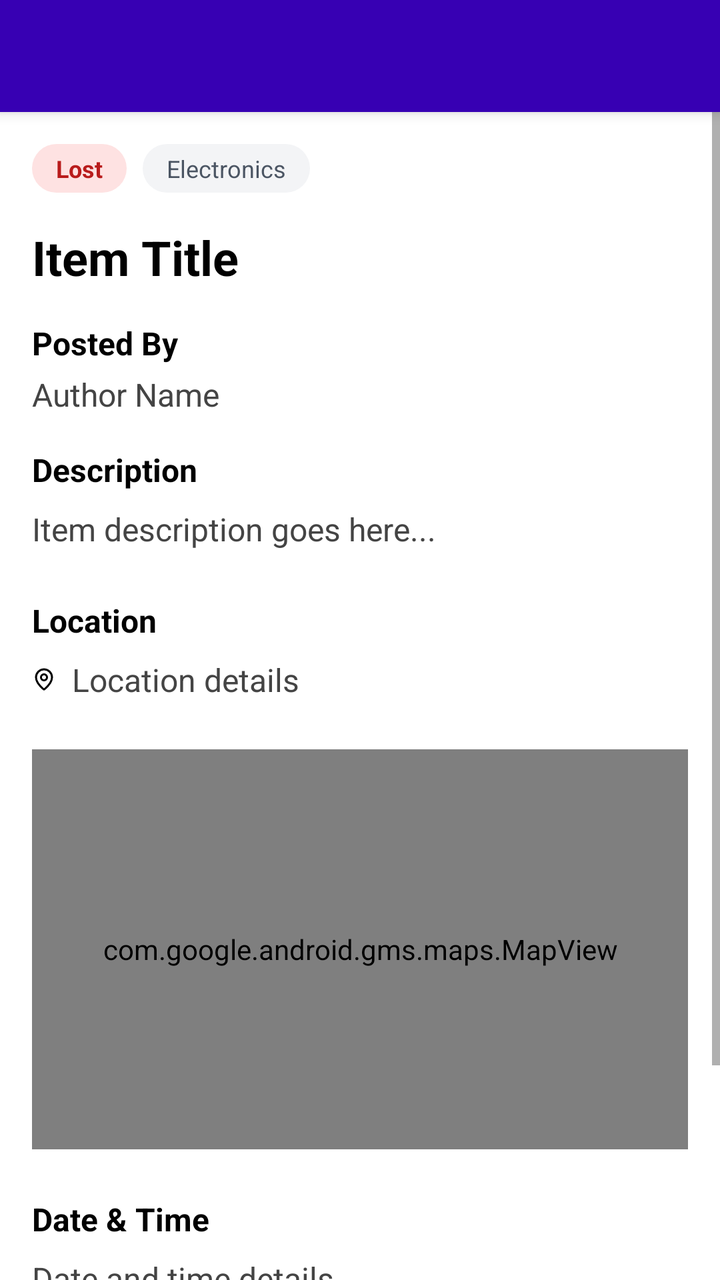
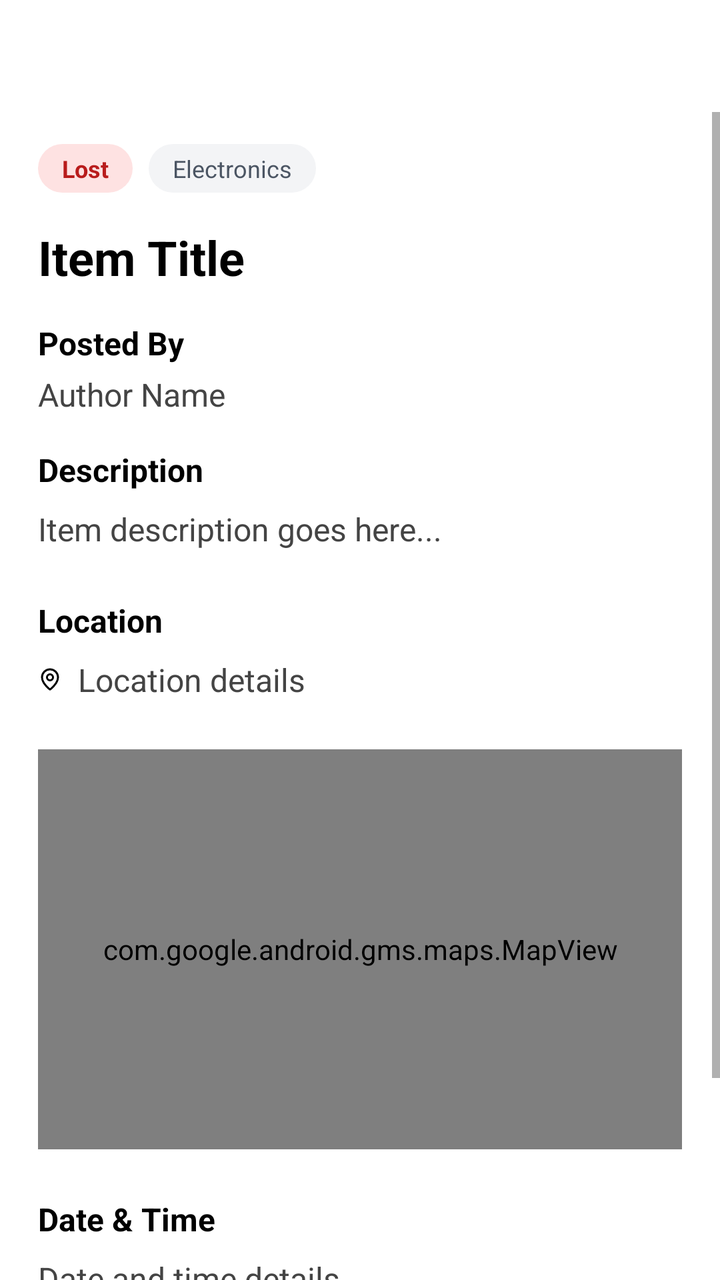

Screens rendered from an Android XML layout before and after an edit, with the pre-edit source and the edit as a unified diff.
<!-- AndroidManifest.xml: application theme Theme.WatUFound -->
<!-- res/layout/fragment_post_details.xml -->
<?xml version="1.0" encoding="utf-8"?>
<androidx.constraintlayout.widget.ConstraintLayout xmlns:android="http://schemas.android.com/apk/res/android"
    xmlns:app="http://schemas.android.com/apk/res-auto"
    xmlns:tools="http://schemas.android.com/tools"
    android:layout_width="match_parent"
    android:layout_height="match_parent"
    android:background="@color/white"
    tools:context=".ui.post.PostDetailsFragment">

    <androidx.appcompat.widget.Toolbar
        android:id="@+id/toolbar"
        android:layout_width="match_parent"
        android:layout_height="?attr/actionBarSize"
        android:background="@color/purple_700"
        android:elevation="4dp"
        android:theme="@style/ThemeOverlay.AppCompat.Dark.ActionBar"
        app:layout_constraintTop_toTopOf="parent"
        app:layout_constraintStart_toStartOf="parent"
        app:layout_constraintEnd_toEndOf="parent"
        app:popupTheme="@style/ThemeOverlay.AppCompat.Light" />

    <ScrollView
        android:layout_width="match_parent"
        android:layout_height="0dp"
        android:fillViewport="true"
        app:layout_constraintTop_toBottomOf="@id/toolbar"
        app:layout_constraintBottom_toBottomOf="parent"
        app:layout_constraintStart_toStartOf="parent"
        app:layout_constraintEnd_toEndOf="parent">

        <LinearLayout
            android:layout_width="match_parent"
            android:layout_height="wrap_content"
            android:orientation="vertical"
            android:padding="16dp">

            
            <ImageView
                android:id="@+id/imagePost"
                android:layout_width="match_parent"
                android:layout_height="220dp"
                android:scaleType="centerCrop"
                android:adjustViewBounds="true"
                android:layout_marginBottom="16dp"
                android:background="@drawable/rounded_card_background"
                android:contentDescription="Post image preview"
                android:visibility="gone" />

            <LinearLayout
                android:layout_width="match_parent"
                android:layout_height="wrap_content"
                android:orientation="horizontal"
                android:gravity="start|center_vertical"
                android:layout_marginBottom="16dp">

                <TextView
                    android:id="@+id/tagStatus"
                    android:layout_width="wrap_content"
                    android:layout_height="wrap_content"
                    android:text="Lost"
                    android:textColor="@color/lost_text"
                    android:background="@drawable/tag_lost_bg"
                    android:paddingLeft="12dp"
                    android:paddingRight="12dp"
                    android:paddingTop="4dp"
                    android:paddingBottom="4dp"
                    android:textStyle="bold"
                    android:textSize="12sp"
                    android:layout_marginEnd="8dp" />

                <TextView
                    android:id="@+id/tagCategory"
                    android:layout_width="wrap_content"
                    android:layout_height="wrap_content"
                    android:text="Electronics"
                    android:textColor="@color/category_text"
                    android:background="@drawable/tag_category_bg"
                    android:paddingLeft="12dp"
                    android:paddingRight="12dp"
                    android:paddingTop="4dp"
                    android:paddingBottom="4dp"
                    android:textSize="12sp" />
            </LinearLayout>

            <TextView
                android:id="@+id/textTitle"
                android:layout_width="match_parent"
                android:layout_height="wrap_content"
                android:text="Item Title"
                android:textStyle="bold"
                android:textSize="24sp"
                android:textColor="@color/black"
                android:layout_marginBottom="16dp" />

            
            <TextView
                android:layout_width="match_parent"
                android:layout_height="wrap_content"
                android:text="Posted By"
                android:textStyle="bold"
                android:textSize="16sp"
                android:textColor="@color/black"
                android:layout_marginBottom="4dp" />
            <TextView
                android:id="@+id/textPostedBy"
                android:layout_width="match_parent"
                android:layout_height="wrap_content"
                android:text="Author Name"
                android:textSize="16sp"
                android:textColor="#444444"
                android:layout_marginBottom="16dp" />

            <TextView
                android:layout_width="match_parent"
                android:layout_height="wrap_content"
                android:text="Description"
                android:textStyle="bold"
                android:textSize="16sp"
                android:textColor="@color/black"
                android:layout_marginBottom="8dp" />

            <TextView
                android:id="@+id/textDescription"
                android:layout_width="match_parent"
                android:layout_height="wrap_content"
                android:text="Item description goes here..."
                android:textSize="16sp"
                android:textColor="#444444"
                android:layout_marginBottom="24dp" />

            <TextView
                android:layout_width="match_parent"
                android:layout_height="wrap_content"
                android:text="Location"
                android:textStyle="bold"
                android:textSize="16sp"
                android:textColor="@color/black"
                android:layout_marginBottom="8dp" />

            <TextView
                android:id="@+id/textLocation"
                android:layout_width="match_parent"
                android:layout_height="wrap_content"
                android:text="Location details"
                android:textSize="16sp"
                android:textColor="#444444"
                android:drawableLeft="@drawable/ic_map_pin"
                android:drawablePadding="8dp"
                android:layout_marginBottom="24dp" />

            
            <com.google.android.gms.maps.MapView
                android:id="@+id/mapViewPreview"
                android:layout_width="match_parent"
                android:layout_height="200dp"
                android:layout_marginBottom="24dp" />

            <TextView
                android:layout_width="match_parent"
                android:layout_height="wrap_content"
                android:text="Date &amp; Time"
                android:textStyle="bold"
                android:textSize="16sp"
                android:textColor="@color/black"
                android:layout_marginBottom="8dp" />

            <TextView
                android:id="@+id/textDateTime"
                android:layout_width="match_parent"
                android:layout_height="wrap_content"
                android:text="Date and time details"
                android:textSize="16sp"
                android:textColor="#444444"
                android:layout_marginBottom="24dp" />

            <Button
                android:id="@+id/buttonContact"
                android:layout_width="match_parent"
                android:layout_height="wrap_content"
                android:text="Contact Owner"
                android:textSize="16sp"
                android:textColor="@color/white"
                android:backgroundTint="@color/purple_700"
                android:padding="16dp"
                android:layout_marginTop="16dp" />

        </LinearLayout>
    </ScrollView>

</androidx.constraintlayout.widget.ConstraintLayout>
<!-- resources referenced by this layout -->
<resources>
  <color name="black">#FF000000</color>
  <color name="category_text">#4b5563</color>
  <color name="lost_text">#b91c1c</color>
  <color name="purple_700">#FF3700B3</color>
  <color name="white">#FFFFFFFF</color>
  <!-- drawable ic_map_pin (drawable) -->
  <vector xmlns:android="http://schemas.android.com/apk/res/android"
      android:width="12dp"
      android:height="12dp"
      android:viewportWidth="24"
      android:viewportHeight="24"
      android:tint="?attr/colorOnSurface">
    <path
        android:fillColor="@android:color/transparent"
        android:pathData="M20,10c0,4.993 -5.539,10.193 -7.399,11.799a1,1 0,0 1,-1.202,0C9.539,20.193 4,14.993 4,10a8,8 0,0 1,16 0z"
        android:strokeColor="?attr/colorOnSurface"
        android:strokeWidth="2"
        android:strokeLineCap="round"
        android:strokeLineJoin="round"/>
    <path
        android:fillColor="@android:color/transparent"
        android:pathData="M12,10m-3,0a3,3 0,1 1,6 0a3,3 0,1 1,-6 0"
        android:strokeColor="?attr/colorOnSurface"
        android:strokeWidth="2"
        android:strokeLineCap="round"
        android:strokeLineJoin="round"/>
  </vector>
  <!-- drawable rounded_card_background (drawable) -->
  <?xml version="1.0" encoding="utf-8"?>
  <shape xmlns:android="http://schemas.android.com/apk/res/android"
      android:shape="rectangle">
      <solid android:color="#F8F9FA" />
      <corners android:radius="12dp" />
  </shape>
  <!-- drawable tag_category_bg (drawable) -->
  <?xml version="1.0" encoding="utf-8"?>
  <shape xmlns:android="http://schemas.android.com/apk/res/android"
      android:shape="rectangle">
      <solid android:color="@color/category_background" />
      <corners android:radius="16dp" />
  </shape>
  <!-- drawable tag_lost_bg (drawable) -->
  <?xml version="1.0" encoding="utf-8"?>
  <shape xmlns:android="http://schemas.android.com/apk/res/android"
      android:shape="rectangle">
      <solid android:color="@color/lost_background" />
      <corners android:radius="16dp" />
  </shape>
  <style name="Theme.WatUFound" parent="Theme.MaterialComponents.DayNight.NoActionBar">
          
          <item name="colorPrimary">@color/purple_500</item>
          <item name="colorPrimaryVariant">@color/purple_700</item>
          <item name="colorOnPrimary">@color/white</item>
          
          <item name="colorSecondary">@color/teal_200</item>
          <item name="colorSecondaryVariant">@color/teal_700</item>
          <item name="colorOnSecondary">@color/black</item>
          
          <item name="android:statusBarColor">?attr/colorPrimaryVariant</item>
          
      </style>
  <color name="category_background">#f3f4f6</color>
  <color name="lost_background">#fee2e2</color>
  <color name="purple_500">#FF6200EE</color>
  <color name="teal_200">#FF03DAC5</color>
  <color name="teal_700">#FF018786</color>
</resources>

<!-- the commit's change to res/layout/fragment_post_details.xml (unified diff, before → after) -->
@@ -11,13 +11,12 @@
         android:id="@+id/toolbar"
         android:layout_width="match_parent"
         android:layout_height="?attr/actionBarSize"
-        android:background="@color/purple_700"
-        android:elevation="4dp"
-        android:theme="@style/ThemeOverlay.AppCompat.Dark.ActionBar"
+        android:background="@color/white"
+        android:theme="@style/Theme.AppCompat.Light"
         app:layout_constraintTop_toTopOf="parent"
         app:layout_constraintStart_toStartOf="parent"
         app:layout_constraintEnd_toEndOf="parent"
-        app:popupTheme="@style/ThemeOverlay.AppCompat.Light" />
+        app:popupTheme="@style/Theme.AppCompat.Light" />
 
     <ScrollView
         android:layout_width="match_parent"
@@ -32,7 +31,9 @@
             android:layout_width="match_parent"
             android:layout_height="wrap_content"
             android:orientation="vertical"
-            android:padding="16dp">
+            android:padding="16dp"
+            android:layout_marginStart="3dp"
+            android:layout_marginEnd="3dp">
 
             
             <ImageView
@@ -177,12 +178,15 @@
                 android:id="@+id/buttonContact"
                 android:layout_width="match_parent"
                 android:layout_height="wrap_content"
-                android:text="Contact Owner"
-                android:textSize="16sp"
+                android:text="Start Conversation"
+                android:textSize="12sp"
                 android:textColor="@color/white"
-                android:backgroundTint="@color/purple_700"
-                android:padding="16dp"
-                android:layout_marginTop="16dp" />
+                android:background="@drawable/contact_button_background"
+                android:padding="12dp"
+                android:layout_marginTop="16dp"
+                android:drawableLeft="@drawable/ic_message_circle"
+                android:drawablePadding="2dp"
+                android:gravity="center" />
 
         </LinearLayout>
     </ScrollView>
<!-- resource entries referenced after the edit -->
@@ -5,6 +5,13 @@
   <color name="lost_text">#b91c1c</color>
   <color name="purple_700">#FF3700B3</color>
   <color name="white">#FFFFFFFF</color>
+  <!-- drawable contact_button_background (drawable) -->
+  <?xml version="1.0" encoding="utf-8"?>
+  <shape xmlns:android="http://schemas.android.com/apk/res/android"
+      android:shape="rectangle">
+      <solid android:color="@color/purple_700" />
+      <corners android:radius="24dp" />
+  </shape>
   <!-- drawable ic_map_pin (drawable) -->
   <vector xmlns:android="http://schemas.android.com/apk/res/android"
       android:width="12dp"
@@ -26,6 +33,21 @@
         android:strokeWidth="2"
         android:strokeLineCap="round"
         android:strokeLineJoin="round"/>
+  </vector>
+  <!-- drawable ic_message_circle (drawable) -->
+  <vector xmlns:android="http://schemas.android.com/apk/res/android"
+      android:width="20dp"
+      android:height="20dp"
+      android:viewportWidth="24"
+      android:viewportHeight="24"
+      android:tint="@color/white">
+      <path
+          android:fillColor="@android:color/transparent"
+          android:pathData="M7.9,20A9,9 0,1 0,4 16.1L2,22Z"
+          android:strokeWidth="2"
+          android:strokeColor="@color/white"
+          android:strokeLineCap="round"
+          android:strokeLineJoin="round"/>
   </vector>
   <!-- drawable rounded_card_background (drawable) -->
   <?xml version="1.0" encoding="utf-8"?>
